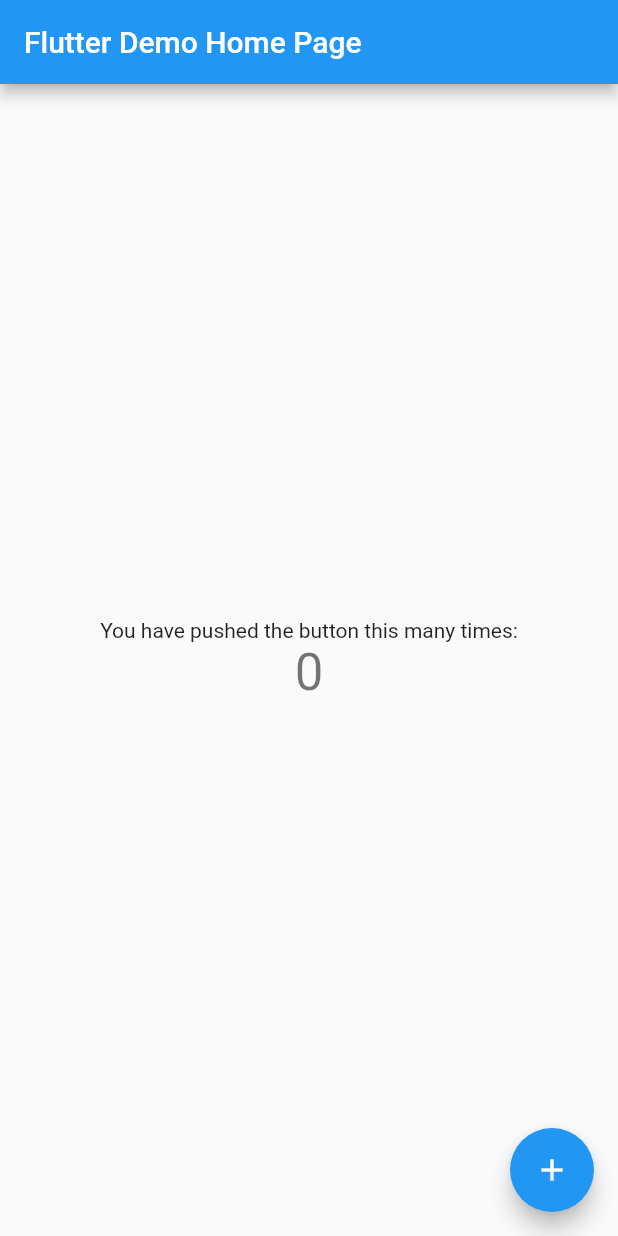
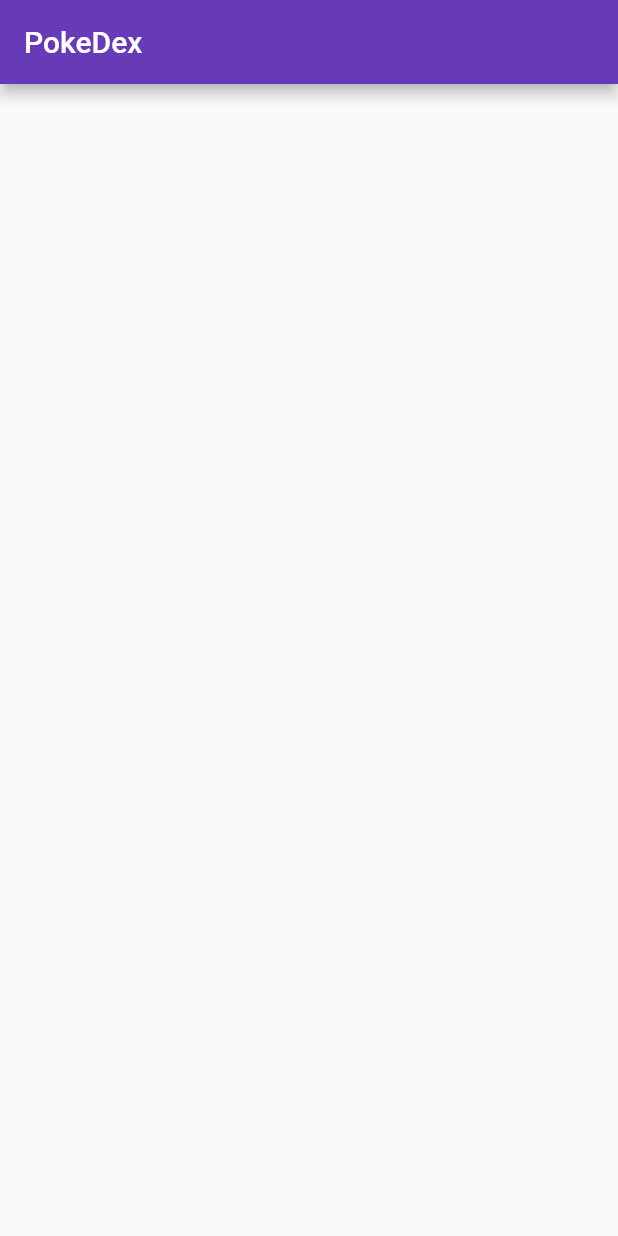
Before and after one commit to mariovzc/pokedex_app, a Flutter app: the screen it shows after launch, on a phone screen of 412 x 824 dp. Run offline on Flutter 3.47's test engine with Material 2 defaults, Android fonts, the phone set to English and light mode, and no system bars.

```diff
--- a/lib/helpers/api.dart
+++ b/lib/helpers/api.dart
@@ -1,6 +1,6 @@
 import 'dart:convert' as convert;
 import 'package:http/http.dart' as http;
-import 'package:pokedex/models/pokemon.dart';
+import 'package:pokedex/providers/pokemon.dart';
 import 'package:pokedex/models/pokemons.dart';
 
 class API {
--- a/lib/main.dart
+++ b/lib/main.dart
@@ -1,7 +1,17 @@
 import 'package:flutter/material.dart';
+import 'package:pokedex/providers/pokemon_list.dart';
+import 'package:pokedex/views/home.dart';
+import 'package:provider/provider.dart';
 
 void main() {
-  runApp(MyApp());
+  runApp(MultiProvider(
+    providers: [
+      ChangeNotifierProvider(
+        create: (_) => PokemonList(),
+      ),
+    ],
+    child: MyApp(),
+  ));
 }
 
 class MyApp extends StatelessWidget {
@@ -9,109 +19,16 @@ class MyApp extends StatelessWidget {
   @override
   Widget build(BuildContext context) {
     return MaterialApp(
-      title: 'Flutter Demo',
+      title: 'PokeDex',
+      debugShowCheckedModeBanner: false,
       theme: ThemeData(
-        // This is the theme of your application.
-        //
-        // Try running your application with "flutter run". You'll see the
-        // application has a blue toolbar. Then, without quitting the app, try
-        // changing the primarySwatch below to Colors.green and then invoke
-        // "hot reload" (press "r" in the console where you ran "flutter run",
-        // or simply save your changes to "hot reload" in a Flutter IDE).
-        // Notice that the counter didn't reset back to zero; the application
-        // is not restarted.
-        primarySwatch: Colors.blue,
+        primarySwatch: Colors.deepPurple,
         // This makes the visual density adapt to the platform that you run
         // the app on. For desktop platforms, the controls will be smaller and
         // closer together (more dense) than on mobile platforms.
         visualDensity: VisualDensity.adaptivePlatformDensity,
       ),
-      home: MyHomePage(title: 'Flutter Demo Home Page'),
+      home: Home(),
     );
   }
 }
-
-class MyHomePage extends StatefulWidget {
-  MyHomePage({Key key, this.title}) : super(key: key);
-
-  // This widget is the home page of your application. It is stateful, meaning
-  // that it has a State object (defined below) that contains fields that affect
-  // how it looks.
-
-  // This class is the configuration for the state. It holds the values (in this
-  // case the title) provided by the parent (in this case the App widget) and
-  // used by the build method of the State. Fields in a Widget subclass are
-  // always marked "final".
-
-  final String title;
-
-  @override
-  _MyHomePageState createState() => _MyHomePageState();
-}
-
-class _MyHomePageState extends State<MyHomePage> {
-  int _counter = 0;
-
-  void _incrementCounter() {
-    setState(() {
-      // This call to setState tells the Flutter framework that something has
-      // changed in this State, which causes it to rerun the build method below
-      // so that the display can reflect the updated values. If we changed
-      // _counter without calling setState(), then the build method would not be
-      // called again, and so nothing would appear to happen.
-      _counter++;
-    });
-  }
-
-  @override
-  Widget build(BuildContext context) {
-    // This method is rerun every time setState is called, for instance as done
-    // by the _incrementCounter method above.
-    //
-    // The Flutter framework has been optimized to make rerunning build methods
-    // fast, so that you can just rebuild anything that needs updating rather
-    // than having to individually change instances of widgets.
-    return Scaffold(
-      appBar: AppBar(
-        // Here we take the value from the MyHomePage object that was created by
-        // the App.build method, and use it to set our appbar title.
-        title: Text(widget.title),
-      ),
-      body: Center(
-        // Center is a layout widget. It takes a single child and positions it
-        // in the middle of the parent.
-        child: Column(
-          // Column is also a layout widget. It takes a list of children and
-          // arranges them vertically. By default, it sizes itself to fit its
-          // children horizontally, and tries to be as tall as its parent.
-          //
-          // Invoke "debug painting" (press "p" in the console, choose the
-          // "Toggle Debug Paint" action from the Flutter Inspector in Android
-          // Studio, or the "Toggle Debug Paint" command in Visual Studio Code)
-          // to see the wireframe for each widget.
-          //
-          // Column has various properties to control how it sizes itself and
-          // how it positions its children. Here we use mainAxisAlignment to
-          // center the children vertically; the main axis here is the vertical
-          // axis because Columns are vertical (the cross axis would be
-          // horizontal).
-          mainAxisAlignment: MainAxisAlignment.center,
-          children: <Widget>[
-            Text(
-              'You have pushed the button this many times:',
-            ),
-            Text(
-              '$_counter',
-              style: Theme.of(context).textTheme.headline4,
-            ),
-          ],
-        ),
-      ),
-      floatingActionButton: FloatingActionButton(
-        onPressed: _incrementCounter,
-        tooltip: 'Increment',
-        child: Icon(Icons.add),
-      ), // This trailing comma makes auto-formatting nicer for build methods.
-    );
-  }
-}
--- a/lib/models/pokemon.dart
+++ b/lib/providers/pokemon.dart
@@ -4,7 +4,7 @@ import 'package:flutter/foundation.dart';
 
 Pokemon pokemonFromJson(String str) => Pokemon.fromJson(json.decode(str));
 
-class Pokemon {
+class Pokemon with ChangeNotifier {
   Pokemon(
       {@required this.id,
       @required this.name,
@@ -17,6 +17,9 @@ class Pokemon {
   List<String> types = [];
   String defaultSprite;
   String shinnySprite;
+  bool displayDefault = true;
+
+  void changeDisplay() => displayDefault = !displayDefault;
 
   factory Pokemon.fromJson(Map<String, dynamic> json) => Pokemon(
       id: json['id'],
--- /dev/null
+++ b/lib/views/home.dart
@@ -0,0 +1,16 @@
+import 'package:flutter/material.dart';
+import 'package:pokedex/widgets/list_items.dart';
+
+class Home extends StatelessWidget {
+  const Home({Key key}) : super(key: key);
+
+  @override
+  Widget build(BuildContext context) {
+    return Scaffold(
+      appBar: AppBar(
+        title: const Text('PokeDex'),
+      ),
+      body: ListItems(),
+    );
+  }
+}
--- /dev/null
+++ b/lib/widgets/list_items.dart
@@ -0,0 +1,12 @@
+import 'package:flutter/material.dart';
+
+class ListItems extends StatelessWidget {
+  const ListItems({Key key}) : super(key: key);
+
+  @override
+  Widget build(BuildContext context) {
+    return Container(
+      child: Container(),
+    );
+  }
+}
```
Also changed, not shown: lib/providers/pokemon_list.dart (added, +14 -0 lines).
